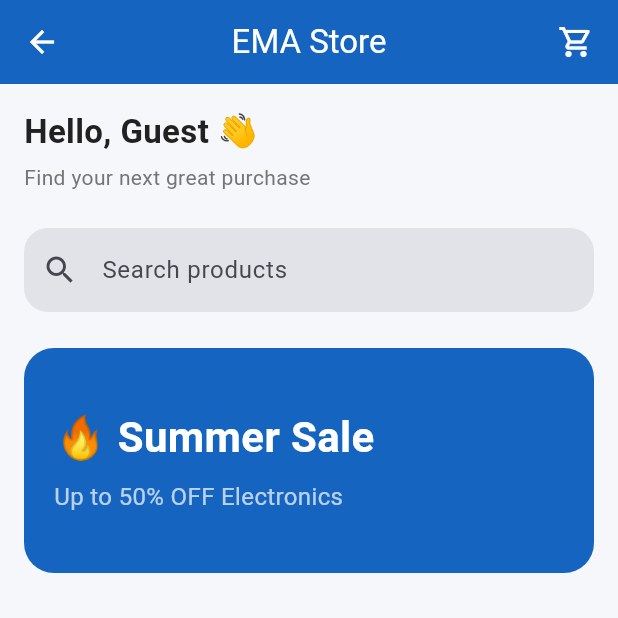
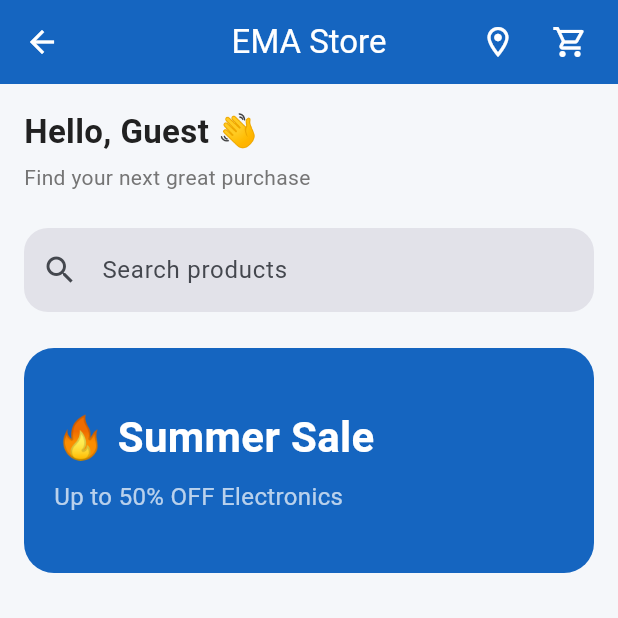
Before and after one commit to HarrySaggu7/promotion-mobile-assignment, a Flutter app: the HomeScreen screen opened directly, on a phone screen of 412 x 824 dp, the top half of it. Run offline on Flutter 3.47's test engine with Material 3 defaults, Android fonts, the phone set to English and light mode, and no system bars; our stand-ins replace cached_network_image, dio, go_router, hive, hive_flutter; accounts and stored records are empty; network calls fail.

Commit message:
feat: complete shopping cart and navigation flow

```diff
--- a/lib/app/app_router.dart
+++ b/lib/app/app_router.dart
@@ -1,7 +1,9 @@
 import 'package:ema_mobile/features/auth/screens/login_screen.dart';
+import 'package:ema_mobile/features/cart/screens/cart_screen.dart';
 import 'package:ema_mobile/features/dashboard/screens/dashboard_screen.dart';
 import 'package:ema_mobile/features/products/models/product_model.dart';
 import 'package:ema_mobile/features/products/screens/product_detail_screen.dart';
+import 'package:ema_mobile/features/store/screens/store_locator_screen.dart';
 import 'package:go_router/go_router.dart';
 
 final GoRouter appRouter = GoRouter(
@@ -25,5 +27,13 @@ final GoRouter appRouter = GoRouter(
         );
       },
     ),
+    GoRoute(
+      path: '/stores',
+      builder: (context, state) => const StoreLocatorScreen(),
+    ),
+    GoRoute(
+      path: '/cart',
+      builder: (context, state) => const CartScreen(),
+    ),
   ],
 );
--- a/lib/features/dashboard/screens/dashboard_screen.dart
+++ b/lib/features/dashboard/screens/dashboard_screen.dart
@@ -3,7 +3,7 @@ import 'package:flutter/material.dart';
 import '../../cart/screens/cart_screen.dart';
 import '../../home/screens/home_screen.dart';
 import '../../profile/screens/profile_screen.dart';
-import '../../store_locator/screens/store_locator_screen.dart';
+import '../../store/screens/store_locator_screen.dart';
 
 class DashboardScreen extends StatefulWidget {
   const DashboardScreen({super.key});
--- a/lib/features/home/screens/home_screen.dart
+++ b/lib/features/home/screens/home_screen.dart
@@ -51,10 +51,38 @@ class _HomeScreenState extends State<HomeScreen> {
       backgroundColor: AppColors.background,
       appBar: AppBar(
   title: const Text('EMA Store'),
-        actions: const [
-          Padding(
-            padding: EdgeInsets.only(right: 16),
-            child: Icon(Icons.shopping_cart_outlined),
+  actions: [
+    IconButton(
+      tooltip: 'Store Locator',
+      onPressed: () {
+        context.push('/stores');
+      },
+      icon: const Icon(Icons.location_on_outlined),
+    ),
+
+    Consumer<CartProvider>(
+      builder: (context, cartProvider, child) {
+        return Padding(
+          padding: const EdgeInsets.only(right: 8),
+          child: IconButton(
+            tooltip: 'Shopping Cart',
+            onPressed: () {
+              context.push('/cart');
+            },
+            icon: Badge(
+              backgroundColor: Colors.red,
+              textColor: Colors.white,
+              isLabelVisible: cartProvider.totalItems > 0,
+              label: Text(
+                cartProvider.totalItems.toString(),
+              ),
+              child: const Icon(
+                Icons.shopping_cart_outlined,
+              ),
+            ),
+          ),
+        );
+      },
     ),
   ],
 ),
@@ -247,8 +275,11 @@ class _HomeScreenState extends State<HomeScreen> {
     );
   },
   onAddToCart: () {
+    context.read<CartProvider>().addToCart(product);
+
     ScaffoldMessenger.of(context).showSnackBar(
       SnackBar(
+        duration: const Duration(seconds: 1),
         content: Text(
           '${product.title} added to cart',
         ),
--- a/pubspec.yaml
+++ b/pubspec.yaml
@@ -56,6 +56,8 @@ dependencies:
 
   path_provider: ^2.1.5
 
+  url_launcher: ^6.3.1
+
 dev_dependencies:
   flutter_test:
     sdk: flutter
```
Also changed, not shown: lib/features/store/models/store_model.dart (added, +15 -0 lines), lib/features/store/screens/store_locator_screen.dart (added, +53 -0 lines), lib/features/store/widgets/store_card.dart (added, +91 -0 lines), lib/features/store_locator/screens/store_locator_screen.dart (deleted, +0 -17 lines), pubspec.lock, 5 other files. Lines whose indentation alone changed are shown as unchanged.
